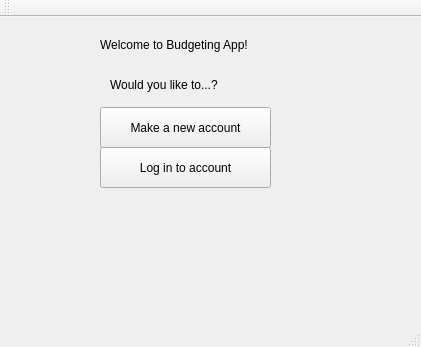
Old version of the form GUI3/GUI3/mainwindow.ui in the repository Kbarrera123/StudBudget.
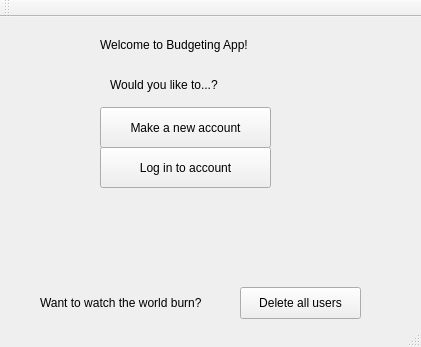
New version of the form.

Commit message: Added warning for making duplicate user

Patch:
```diff
--- a/GUI3/GUI3/mainwindow.ui
+++ b/GUI3/GUI3/mainwindow.ui
@@ -66,6 +66,32 @@
      <string>Make a new account</string>
     </property>
    </widget>
+   <widget class="QLabel" name="label_3">
+    <property name="geometry">
+     <rect>
+      <x>40</x>
+      <y>276</y>
+      <width>191</width>
+      <height>20</height>
+     </rect>
+    </property>
+    <property name="text">
+     <string>Want to watch the world burn?</string>
+    </property>
+   </widget>
+   <widget class="QPushButton" name="pushButton">
+    <property name="geometry">
+     <rect>
+      <x>240</x>
+      <y>270</y>
+      <width>121</width>
+      <height>32</height>
+     </rect>
+    </property>
+    <property name="text">
+     <string>Delete all users</string>
+    </property>
+   </widget>
   </widget>
   <widget class="QStatusBar" name="statusBar"/>
   <widget class="QToolBar" name="mainToolBar">
```
The commit also changes 5 other files.
